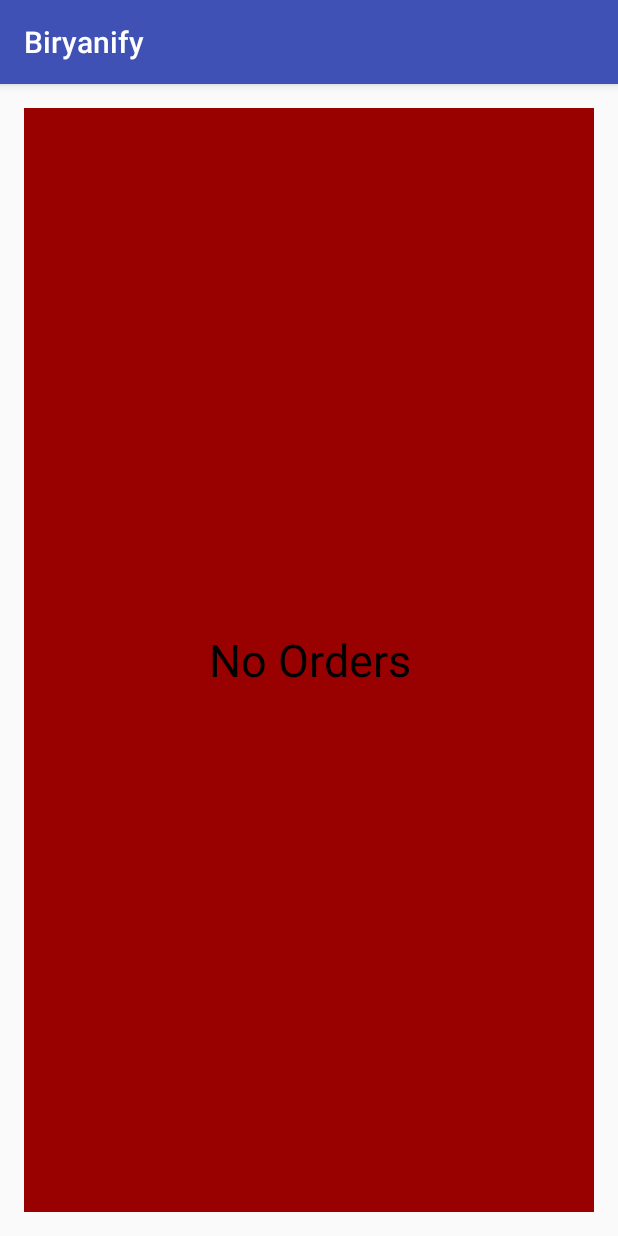
After one commit to biryanify/biryanify-food-order, an Android app: the fragment NoOrderFragment placed in its activity, on a phone screen of 412 x 824 dp. The commit adds this screen. Run offline under Robolectric (Android 15) with nearby library versions, the phone set to English and light mode, and no system bars.

Commit message:
Daily Order Class has a map for address and no orders displays with a fragment

```diff
--- a/app/src/main/AndroidManifest.xml
+++ b/app/src/main/AndroidManifest.xml
@@ -18,6 +18,7 @@
         <activity
             android:name=".MainActivity"
             android:parentActivityName=".IndexActivity" />
+        <activity android:name=".FragmentActivity" />
 
     </application>
 
--- a/app/src/main/java/com/biryanify/parichay/biryanify/DailyOrder.java
+++ b/app/src/main/java/com/biryanify/parichay/biryanify/DailyOrder.java
@@ -1,4 +1,6 @@
 package com.biryanify.parichay.biryanify;
+
+import java.util.Map;
 
 public class DailyOrder {
 
@@ -9,6 +11,8 @@ public class DailyOrder {
     private String method;
     private String suggestion;
     private String quantity;
+    private Map<String , String> address;
+
 
     DailyOrder() {
         name = "";
@@ -19,6 +23,7 @@ public class DailyOrder {
         suggestion = "";
         quantity = "";
     }
+
 
     public void setPhone(String phone) {
         this.phone = phone;
@@ -75,4 +80,12 @@ public class DailyOrder {
     public String getQuantity() {
         return quantity;
     }
+
+    public Map<String, String> getAddress() {
+        return address;
+    }
+
+    public void setAddress(Map<String, String> address) {
+        this.address = address;
+    }
 }
--- /dev/null
+++ b/app/src/main/java/com/biryanify/parichay/biryanify/FragmentActivity.java
@@ -0,0 +1,40 @@
+package com.biryanify.parichay.biryanify;
+
+import android.content.Intent;
+import android.support.v4.app.FragmentManager;
+import android.support.v4.app.FragmentTransaction;
+import android.os.Bundle;
+import android.support.v7.app.AppCompatActivity;
+
+public class FragmentActivity extends AppCompatActivity {
+
+    public static FragmentManager fragmentManager;
+
+    @Override
+    protected void onCreate(Bundle savedInstanceState) {
+        super.onCreate(savedInstanceState);
+        setContentView(R.layout.activity_fragment);
+
+        fragmentManager = getSupportFragmentManager();
+
+        if(findViewById(R.id.fragment_container) != null) {
+            if(savedInstanceState != null) {
+                return;
+            }
+        }
+
+        FragmentTransaction fragmentTransaction = fragmentManager.beginTransaction();
+
+        Intent intent = getIntent();
+        String intentStringExtra = intent.getStringExtra("extra");
+
+        if(intentStringExtra == "no orders") {
+            NoOrderFragment noOrderFragment = new NoOrderFragment();
+            fragmentTransaction.add(R.id.fragment_container, noOrderFragment, null);
+            fragmentTransaction.commit();
+        }
+        else if(intentStringExtra == "expand order") {
+
+        }
+    }
+}
--- a/app/src/main/java/com/biryanify/parichay/biryanify/MainActivity.java
+++ b/app/src/main/java/com/biryanify/parichay/biryanify/MainActivity.java
@@ -1,5 +1,6 @@
 package com.biryanify.parichay.biryanify;
 
+import android.app.FragmentManager;
 import android.content.Intent;
 import android.support.annotation.NonNull;
 import android.support.v7.app.AppCompatActivity;
@@ -8,15 +9,11 @@ import android.util.Log;
 import android.view.Menu;
 import android.view.MenuInflater;
 import android.view.MenuItem;
+import android.view.View;
 import android.widget.EditText;
 import android.widget.ListView;
 import android.widget.ProgressBar;
-import android.widget.Toast;
 
-import com.firebase.ui.auth.AuthUI;
-import com.firebase.ui.auth.IdpResponse;
-import com.google.firebase.auth.FirebaseAuth;
-import com.google.firebase.auth.FirebaseUser;
 import com.google.firebase.database.ChildEventListener;
 import com.google.firebase.database.DataSnapshot;
 import com.google.firebase.database.DatabaseError;
@@ -25,7 +22,6 @@ import com.google.firebase.database.FirebaseDatabase;
 import com.google.firebase.database.ValueEventListener;
 
 import java.util.ArrayList;
-import java.util.Arrays;
 import java.util.List;
 
 public class MainActivity extends AppCompatActivity {
@@ -34,11 +30,10 @@ public class MainActivity extends AppCompatActivity {
     private OrderAdapter mOrderAdapter;
     private ProgressBar mProgressBar;
 
-    private String mUsername;
+    List<DailyOrder> dailyOrders = new ArrayList<>();
 
     private FirebaseDatabase mFirebaseDatabase;
     private DatabaseReference mOrdersDatabaseReference;
-    private ChildEventListener mChildEventListener;
 
     @Override
     protected void onCreate(Bundle savedInstanceState) {
@@ -59,12 +54,21 @@ public class MainActivity extends AppCompatActivity {
         mOrdersDatabaseReference.child("orders").child(date).addValueEventListener(new ValueEventListener() {
             @Override
             public void onDataChange(@NonNull DataSnapshot dataSnapshot) {
-                System.out.println(dataSnapshot);
-//                DailyOrder dailyOrder = dataSnapshot.child("28-07-2018").child("07537004144").getValue(DailyOrder.class);
-//                List<DailyOrder> dailyOrders = new ArrayList<>();
-//                dailyOrders.add(dailyOrder);
-//                mOrderAdapter = new OrderAdapter(MainActivity.this, R.layout.item_order, dailyOrders);
-//                mOrderListView.setAdapter(mOrderAdapter);
+                if(dataSnapshot.getValue() != null) {
+                    for (DataSnapshot orderSnapshot : dataSnapshot.getChildren()) {
+
+                        DailyOrder dailyOrder = orderSnapshot.getValue(DailyOrder.class);
+                        dailyOrders.add(dailyOrder);
+                    }
+                    mOrderAdapter = new OrderAdapter(MainActivity.this, R.layout.item_order, dailyOrders);
+                    mOrderListView.setAdapter(mOrderAdapter);
+                    mProgressBar.setVisibility(View.INVISIBLE);
+                } else {
+                    Intent intent1 = new Intent(MainActivity.this, FragmentActivity.class);
+                    intent1.putExtra("type", "no orders");
+                    startActivity(intent1);
+                    finish();
+                }
             }
 
             @Override
@@ -74,29 +78,6 @@ public class MainActivity extends AppCompatActivity {
         });
     }
 
-
-//    private void attachDatabaseReadListener() {
-//        if(mChildEventListener == null) {
-//            @Override
-//            public void onChildAdded(DataSnapshot dataSnapshot, String s) {
-//                addData(dataSnapshot);
-//            }
-//
-//            public void onChildChanged(DataSnapshot dataSnapshot, String s) {}
-//
-//            public void onChildRemoved(DataSnapshot dataSnapshot) {}
-//
-//            public void onChildMoved(DataSnapshot dataSnapshot, String s) {}
-//
-//            public void onCancelled(DatabaseError databaseError) {}
-//        };
-//        mOrdersDatabaseReference.addChildEventListener(mChildEventListener);
-//    }
-//
-//}         mChildEventListener = new ChildEventListener() {
-
-
-
     @Override
     public boolean onCreateOptionsMenu(Menu menu) {
         MenuInflater inflater = getMenuInflater();
--- /dev/null
+++ b/app/src/main/java/com/biryanify/parichay/biryanify/NoOrderFragment.java
@@ -0,0 +1,24 @@
+package com.biryanify.parichay.biryanify;
+
+import android.support.v4.app.Fragment;
+
+import android.os.Bundle;
+import android.support.annotation.Nullable;
+import android.view.LayoutInflater;
+import android.view.View;
+import android.view.ViewGroup;
+
+public class NoOrderFragment extends Fragment{
+
+    public NoOrderFragment() {
+
+    }
+
+    @Override
+    public View onCreateView(LayoutInflater inflater, ViewGroup container,
+                             Bundle savedInstanceState) {
+        View view = inflater.inflate(R.layout.noorder_fragment, container, false);
+        return view;
+    }
+
+}
--- a/app/src/main/java/com/biryanify/parichay/biryanify/OrderAdapter.java
+++ b/app/src/main/java/com/biryanify/parichay/biryanify/OrderAdapter.java
@@ -2,6 +2,7 @@ package com.biryanify.parichay.biryanify;
 
 import android.app.Activity;
 import android.content.Context;
+import android.content.Intent;
 import android.view.View;
 import android.view.ViewGroup;
 import android.widget.ArrayAdapter;
--- /dev/null
+++ b/app/src/main/res/layout/activity_fragment.xml
@@ -0,0 +1,23 @@
+<?xml version="1.0" encoding="utf-8"?>
+<android.support.constraint.ConstraintLayout
+    xmlns:android="http://schemas.android.com/apk/res/android"
+    xmlns:app="http://schemas.android.com/apk/res-auto"
+    xmlns:tools="http://schemas.android.com/tools"
+    android:layout_width="match_parent"
+    android:layout_height="match_parent">
+
+    <FrameLayout
+        android:id="@+id/fragment_container"
+        android:layout_width="0dp"
+        android:layout_height="0dp"
+        android:layout_marginBottom="16dp"
+        android:layout_marginEnd="16dp"
+        android:layout_marginStart="16dp"
+        android:layout_marginTop="16dp"
+        app:layout_constraintBottom_toBottomOf="parent"
+        app:layout_constraintEnd_toEndOf="parent"
+        app:layout_constraintStart_toStartOf="parent"
+        app:layout_constraintTop_toTopOf="parent">
+
+    </FrameLayout>
+</android.support.constraint.ConstraintLayout>
--- a/app/src/main/res/layout/item_order.xml
+++ b/app/src/main/res/layout/item_order.xml
@@ -4,8 +4,6 @@
     android:layout_width="match_parent"
     android:layout_height="wrap_content"
     android:orientation="vertical">
-
-
 
     <TextView
         android:id="@+id/nameTextView"
--- /dev/null
+++ b/app/src/main/res/layout/noorder_fragment.xml
@@ -0,0 +1,30 @@
+<?xml version="1.0" encoding="utf-8"?>
+<android.support.constraint.ConstraintLayout xmlns:android="http://schemas.android.com/apk/res/android"
+    xmlns:app="http://schemas.android.com/apk/res-auto"
+    xmlns:tools="http://schemas.android.com/tools"
+    android:layout_width="match_parent"
+    android:layout_height="match_parent"
+    tools:context=".NoOrderFragment"
+    android:background="@color/noorder_fragment_color"
+    >
+
+    <!-- TODO: Update blank fragment layout -->
+
+    <TextView
+        android:id="@+id/display_home_frag"
+        android:layout_width="0dp"
+        android:layout_height="41dp"
+        android:layout_marginBottom="8dp"
+        android:layout_marginEnd="16dp"
+        android:layout_marginStart="16dp"
+        android:layout_marginTop="8dp"
+        android:text="No Orders"
+        android:textColor="@color/noorder_text_color"
+        android:textAlignment="center"
+        android:textSize="30sp"
+        app:layout_constraintBottom_toBottomOf="parent"
+        app:layout_constraintEnd_toEndOf="parent"
+        app:layout_constraintStart_toStartOf="parent"
+        app:layout_constraintTop_toTopOf="parent" />
+
+</android.support.constraint.ConstraintLayout>
--- a/app/src/main/res/values/colors.xml
+++ b/app/src/main/res/values/colors.xml
@@ -3,4 +3,6 @@
     <color name="colorPrimary">#3F51B5</color>
     <color name="colorPrimaryDark">#303F9F</color>
     <color name="colorAccent">#FF4081</color>
+    <color name="noorder_fragment_color">#990000</color>
+    <color name="noorder_text_color">#000000</color>
 </resources>
```
